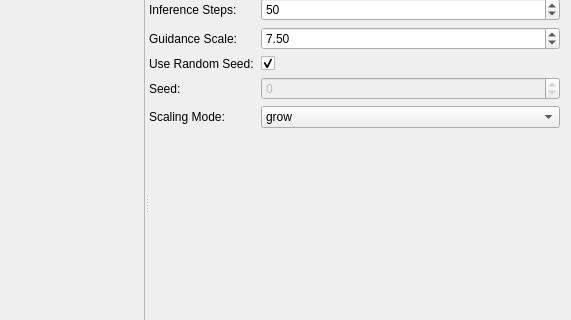
Old version of the form image_ai_utils/common/ui/diffusion_dialog.ui in the repository qweryty/image-ai-utils-krita; both pictures show x 429 to 1000 and y 297 to 617 of the 1000 by 1000 pixel window.
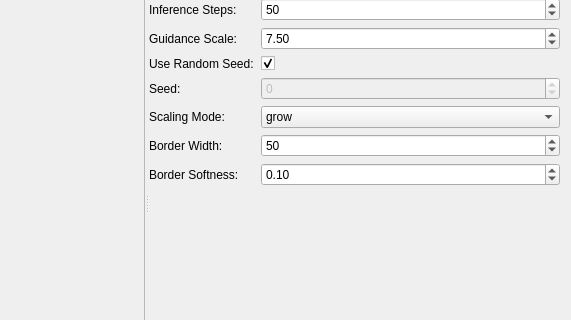
New version of the form.

What changed in the file:
```diff
--- a/image_ai_utils/common/ui/diffusion_dialog.ui
+++ b/image_ai_utils/common/ui/diffusion_dialog.ui
@@ -277,6 +277,46 @@
            </property>
           </widget>
          </item>
+         <item row="8" column="0">
+          <widget class="QLabel" name="border_width_label">
+           <property name="text">
+            <string>Border Width:</string>
+           </property>
+          </widget>
+         </item>
+         <item row="9" column="0">
+          <widget class="QLabel" name="border_softness_label">
+           <property name="text">
+            <string>Border Softness:</string>
+           </property>
+          </widget>
+         </item>
+         <item row="8" column="1">
+          <widget class="QSpinBox" name="border_width_spin_box">
+           <property name="minimum">
+            <number>1</number>
+           </property>
+           <property name="maximum">
+            <number>256</number>
+           </property>
+           <property name="value">
+            <number>50</number>
+           </property>
+          </widget>
+         </item>
+         <item row="9" column="1">
+          <widget class="QDoubleSpinBox" name="border_softness_double_spin_box">
+           <property name="maximum">
+            <double>1.000000000000000</double>
+           </property>
+           <property name="singleStep">
+            <double>0.100000000000000</double>
+           </property>
+           <property name="value">
+            <double>0.100000000000000</double>
+           </property>
+          </widget>
+         </item>
         </layout>
        </item>
        <item>
```
